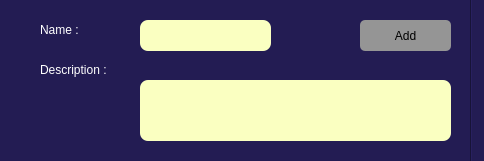
The window that client_apProject/addorganizationclass.ui (sabasheikhi/ap_project) describes before a commit, drawn with Qt 5.
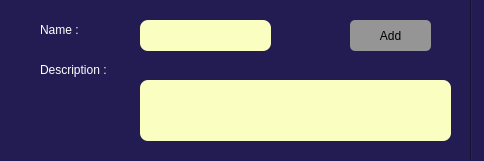
The same window after the commit.

The edit to the form file:
```diff
--- a/client_apProject/addorganizationclass.ui
+++ b/client_apProject/addorganizationclass.ui
@@ -19,9 +19,9 @@
   <widget class="QPushButton" name="addButton">
    <property name="geometry">
     <rect>
-     <x>360</x>
+     <x>350</x>
      <y>20</y>
-     <width>91</width>
+     <width>81</width>
      <height>31</height>
     </rect>
    </property>
```
